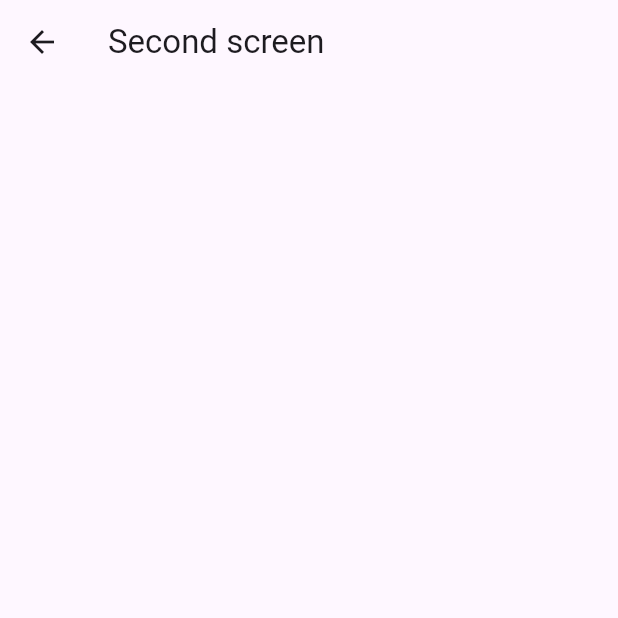
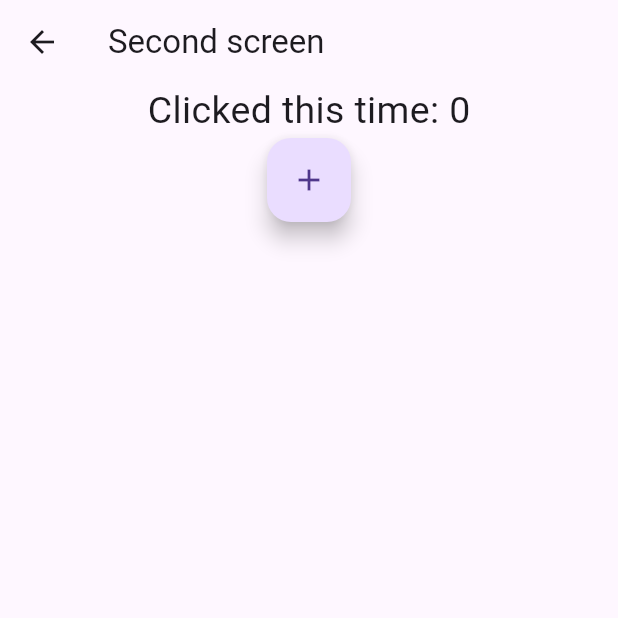
Before and after one commit to kratika0724/kratiMachineTest, a Flutter app: the Second screen opened by its route, on a phone screen of 412 x 824 dp, the top half of it. Run offline on Flutter 3.47's test engine with Material 3 defaults, Android fonts, the phone set to English and light mode, and no system bars; our stand-ins replace bloc, flutter_bloc.

```diff
--- a/lib/bloc/home/home_bloc.dart
+++ b/lib/bloc/home/home_bloc.dart
@@ -3,7 +3,7 @@ import 'package:bloc_demo/bloc/home/home_event.dart';
 import 'package:flutter/material.dart';
 
 class HomeBloc extends Bloc<HomeEvent, int> {
-  HomeBloc() : super(0) {
+  HomeBloc(super.initialState) {
     on<HomeEvent>(
       (handler, emit) async {
         debugPrint("Home Init Event called");
--- a/lib/main.dart
+++ b/lib/main.dart
@@ -6,23 +6,24 @@ import 'package:flutter/material.dart';
 import 'package:flutter_bloc/flutter_bloc.dart';
 
 void main() {
-  runApp(const MyApp());
+  runApp(MyApp());
 }
 
 class MyApp extends StatelessWidget {
-  const MyApp({super.key});
+  MyApp({super.key});
+  final HomeBloc _counterBloc = HomeBloc(0);
 
   @override
   Widget build(BuildContext context) {
     return MultiBlocProvider(
       providers: [
-        BlocProvider(create: (_) => HomeBloc()),
+        BlocProvider<HomeBloc>.value(value: _counterBloc),
         BlocProvider(create: (_) => GoToSecondScreenBloc()),
       ],
       child: MaterialApp(
         debugShowCheckedModeBanner: false,
         navigatorObservers: [routeObserver],
-        onGenerateRoute: AppRoute().onGenerateRoute,
+        onGenerateRoute: (settings) => AppRoute().onGenerateRoute(settings, _counterBloc),
       ),
     );
   }
--- a/lib/route/app_route.dart
+++ b/lib/route/app_route.dart
@@ -1,21 +1,21 @@
 import 'package:bloc_demo/bloc/home/home_bloc.dart';
 import 'package:bloc_demo/bloc/home/second_screen_nav_bloc.dart';
+import 'package:bloc_demo/bloc/home/second_screen_nav_state.dart';
 import 'package:bloc_demo/ui/home/home.dart';
 import 'package:bloc_demo/ui/second_screen/second.dart';
 import 'package:flutter/material.dart';
 import 'package:flutter_bloc/flutter_bloc.dart';
 
 class AppRoute {
-  final HomeBloc _homeBloc = HomeBloc();
   final GoToSecondScreenBloc _homeNavigateBloc = GoToSecondScreenBloc();
 
-  Route onGenerateRoute(RouteSettings settings) {
+  Route onGenerateRoute(RouteSettings settings, HomeBloc homeBloc) {
     Widget widget;
 
     switch (settings.name) {
       case "/":
         widget = BlocProvider<HomeBloc>.value(
-          value: _homeBloc,
+          value: homeBloc,
           child: const Home(),
         );
         break;
--- a/lib/ui/second_screen/second.dart
+++ b/lib/ui/second_screen/second.dart
@@ -1,5 +1,7 @@
-
+import 'package:bloc_demo/bloc/home/home_bloc.dart';
+import 'package:bloc_demo/bloc/home/home_event.dart';
 import 'package:flutter/material.dart';
+import 'package:flutter_bloc/flutter_bloc.dart';
 
 class Second extends StatefulWidget {
   const Second({super.key});
@@ -15,6 +17,27 @@ class _SecondState extends State<Second> {
       appBar: AppBar(
         title: const Text("Second screen"),
       ),
+      body: BlocBuilder<HomeBloc, int>(
+        builder: (BuildContext context, int counter) {
+          return Column(
+            children: [
+              Center(
+                child: Text(
+                  "Clicked this time: $counter",
+                  style: const TextStyle(fontSize: 25),
+                ),
+              ),
+              FloatingActionButton(
+                onPressed: () {
+                  /// Add Event to the bloc
+                  BlocProvider.of<HomeBloc>(context).add(HomeButtonClickEvent());
+                },
+                child: const Icon(Icons.add),
+              ),
+            ],
+          );
+        },
+      ),
     );
   }
 }
```
